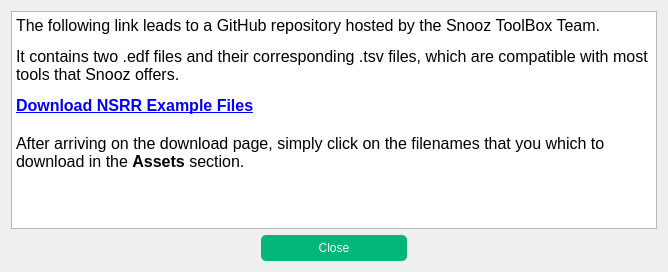
This is src/main/python/ui/Ui_DataDialog.ui in SnoozToolbox/snooz-toolbox as Qt 5 draws it before an edit. The edited form follows.
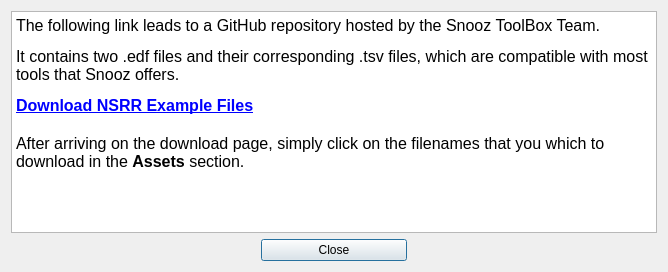
This is the edited form.

Commit message:
Remove the old green from the Data Files dialog
- The Close button of the Data Files dialog uses the primary button
  style of the theme instead of its own green style sheet.
- The unused success color tokens, which still held the old green, are
  removed from the theme (themes_rc.py recompiled).

```diff
--- a/src/main/python/ui/Ui_DataDialog.ui
+++ b/src/main/python/ui/Ui_DataDialog.ui
@@ -77,22 +77,8 @@
        <property name="accessibleName">
         <string>data_dialog_close_button</string>
        </property>
-       <property name="styleSheet">
-        <string notr="true">QPushButton#data_dialog_close_button {
-    background-color: rgba(0, 182, 121, 255);
-    color: white;
-    border: none;
-    border-radius: 5px;
-    padding: 6px 12px;
-}
-
-QPushButton#data_dialog_close_button:hover {
-    background-color: rgba(0, 224, 121, 255);
-}
-
-QPushButton#data_dialog_close_button:pressed {
-    background-color: rgba(0, 160, 121, 255);
-}</string>
+       <property name="variant" stdset="0">
+        <string notr="true">primary</string>
        </property>
        <property name="text">
         <string>Close</string>
```
The commit also changes 4 other files.
